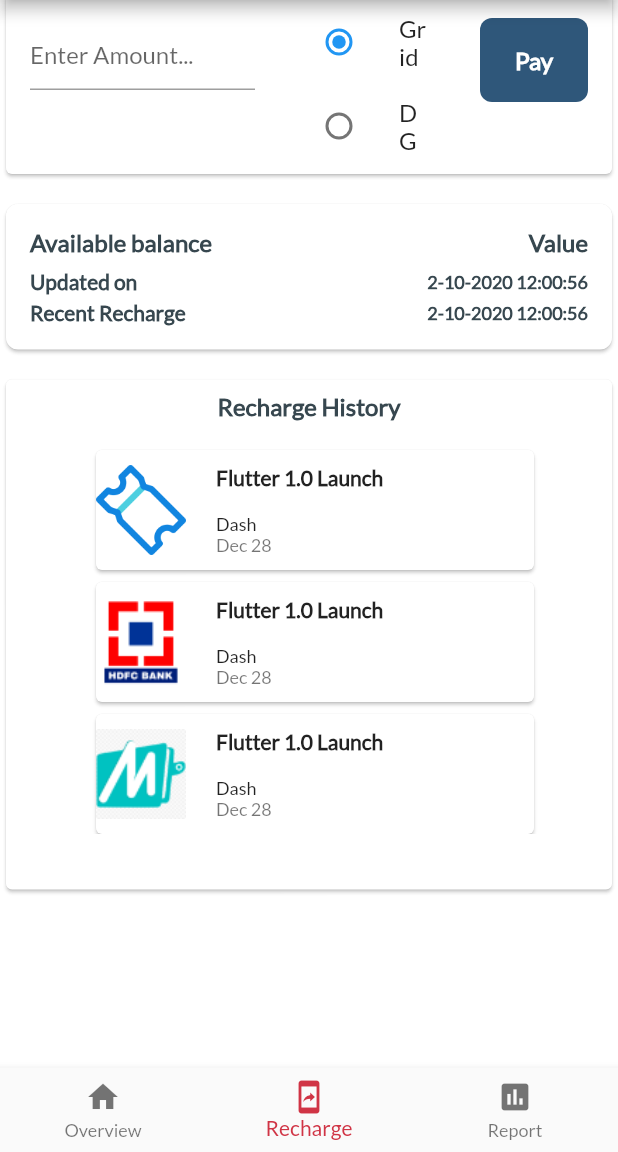
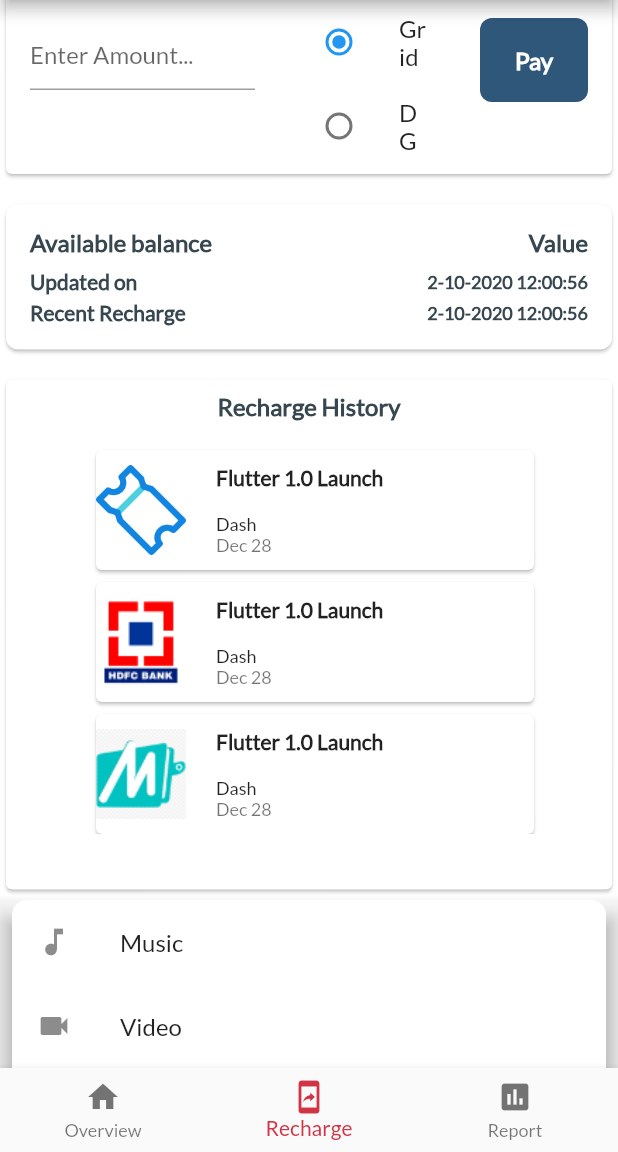
Before and after one commit to Sourav992v/Mutipont-App-Xenius, a Flutter app: the Home screen opened by its route, item 2 of the bottom bar chosen, scrolled down 128 dp, after a tap on "Pay", on a phone screen of 412 x 824 dp, the part 84-1236 px from its top. Run offline on Flutter 3.47's test engine with Material 2 defaults, Android fonts, the phone set to English and light mode, and no system bars; our stand-ins replace built_collection, built_value, carousel_slider, charts_flutter, chopper, connectivity and 5 more; missing offline and left inert: dart:ffi, mp_chart; accounts and stored records are empty; generated files the repository leaves out were written again; network calls fail.

```diff
--- a/lib/ui/view/recharge/recharge_view.dart
+++ b/lib/ui/view/recharge/recharge_view.dart
@@ -1,3 +1,4 @@
+import 'package:charts_flutter/flutter.dart';
 import 'package:flutter/material.dart';
 import 'package:multipoint_app_xenius/components/rouded_button.dart';
 import 'package:multipoint_app_xenius/components/rouded_button_recharge.dart';
@@ -182,7 +183,39 @@ class _RechargeViewState extends State<RechargeView>
       ),
       trailing: RoundedButtonRecharge(
         text: 'Pay',
-        press: () {},
+        press: () {
+          showBottomSheet(
+              context: context,
+              elevation: 5.0,
+              backgroundColor: Colors.transparent,
+              clipBehavior: Clip.antiAliasWithSaveLayer,
+              builder: (builder) {
+                return Container(
+                  color: Colors.transparent,
+                  child: Container(
+                    margin: EdgeInsets.symmetric(horizontal: 8.0),
+                    decoration: BoxDecoration(
+                        color: Colors.white,
+                        borderRadius: BorderRadius.only(
+                            topLeft: const Radius.circular(10.0),
+                            topRight: const Radius.circular(10.0))),
+                    child: Wrap(
+                      children: <Widget>[
+                        ListTile(
+                            leading: Icon(Icons.music_note),
+                            title: Text('Music'),
+                            onTap: () => {}),
+                        ListTile(
+                          leading: Icon(Icons.videocam),
+                          title: Text('Video'),
+                          onTap: () => {},
+                        ),
+                      ],
+                    ),
+                  ),
+                );
+              });
+        },
         color: kColorPrimary,
         textColor: Colors.white,
         width: 72.0,
--- a/pubspec.yaml
+++ b/pubspec.yaml
@@ -49,6 +49,8 @@ dependencies:
   charts_flutter: ^0.9.0
   cached_network_image: ^2.3.2+1
   built_collection: ^4.3.2
+
+  numberpicker: ^1.2.1
 
 dev_dependencies:
   flutter_test:
```
Also changed, not shown: lib/ui/view/home/components/overview_balance_card_layout.dart (+28 -10 lines), lib/ui/view/util/notification_settings.dart (+34 -2 lines), pubspec.lock.
